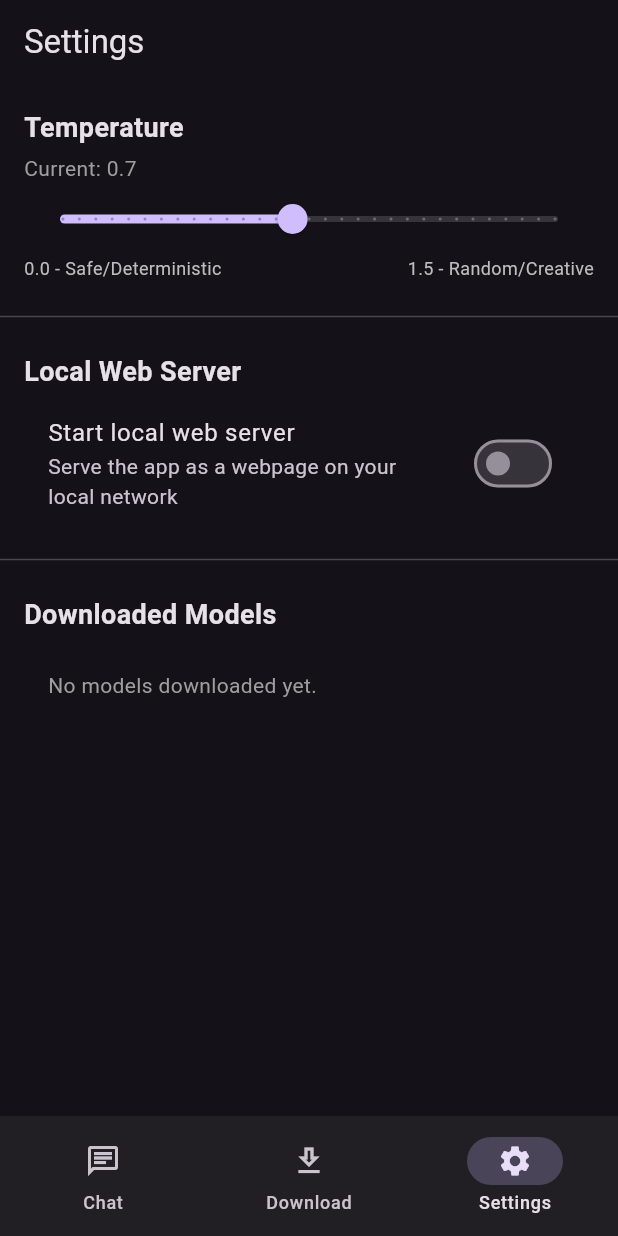
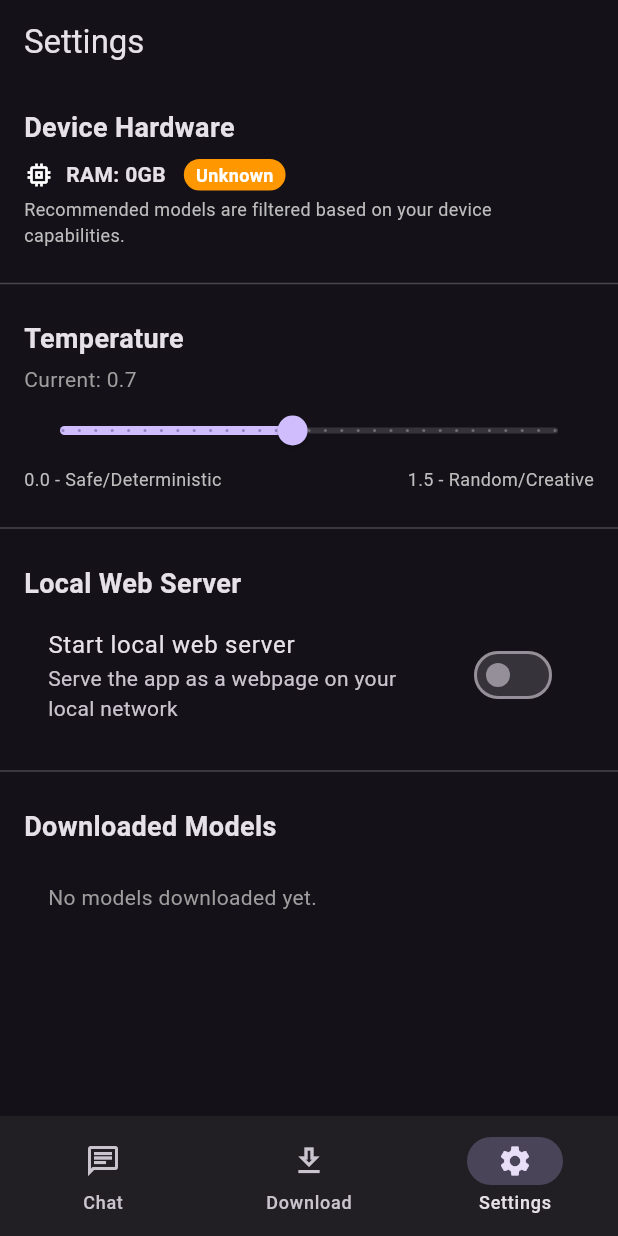
Before and after one commit to CodeVynix/LocalAILauncher, a Flutter app: the screen it shows after launch, item 3 of the bottom bar chosen, on a phone screen of 412 x 824 dp. Run offline on Flutter 3.47's test engine with Material 3 defaults, Android fonts, the phone set to English and light mode, and no system bars; our stand-ins replace device_info_plus, file_picker, flutter_local_notifications, flutter_riverpod, shelf; missing offline and left inert: background_downloader, fllama, network_info_plus, shelf_router.

Commit message:
Add real LAN web server URL, background downloads with pause/resume, hardware-tiered recommendations, download-complete notifications

```diff
--- a/app/lib/main.dart
+++ b/app/lib/main.dart
@@ -1,8 +1,10 @@
 import 'package:flutter/material.dart';
 import 'package:flutter_riverpod/flutter_riverpod.dart';
 import 'app.dart';
+import 'services/notification_service.dart';
 
-void main() {
+void main() async {
   WidgetsFlutterBinding.ensureInitialized();
+  await NotificationService.initialize();
   runApp(const ProviderScope(child: LocalAILauncherApp()));
 }
--- a/app/lib/screens/settings_screen.dart
+++ b/app/lib/screens/settings_screen.dart
@@ -1,8 +1,10 @@
 import 'package:flutter/material.dart';
 import 'package:flutter_riverpod/flutter_riverpod.dart';
+import 'package:network_info_plus/network_info_plus.dart';
 import '../providers/settings_provider.dart';
 import '../providers/model_provider.dart';
 import '../services/shelf_server.dart';
+import '../services/device_service.dart';
 
 class SettingsScreen extends ConsumerStatefulWidget {
   const SettingsScreen({super.key});
@@ -13,6 +15,8 @@ class SettingsScreen extends ConsumerStatefulWidget {
 
 class _SettingsScreenState extends ConsumerState<SettingsScreen> {
   ShelfServerService? _serverService;
+  String _hardwareTier = 'Unknown';
+  int _roundedRamGb = 0;
 
   @override
   void initState() {
@@ -22,12 +26,34 @@ class _SettingsScreenState extends ConsumerState<SettingsScreen> {
       getChatHistory: () => [],
       onSendMessage: (msg) async {},
     );
+    _loadHardwareInfo();
+  }
+
+  Future<void> _loadHardwareInfo() async {
+    final info = await DeviceService.getDeviceInfo();
+    setState(() {
+      _hardwareTier = info.hardwareTier;
+      _roundedRamGb = info.roundedRamGb;
+    });
   }
 
   void _toggleWebServer(bool enabled) async {
     if (enabled) {
       try {
-        await _serverService!.start(8080);
+        final wifiIp = await NetworkInfo().getWifiIP();
+        if (wifiIp == null || wifiIp.isEmpty) {
+          if (mounted) {
+            ScaffoldMessenger.of(context).showSnackBar(
+              const SnackBar(
+                content: Text(
+                  'WiFi not connected. The server will be accessible at 0.0.0.0:8080 only on this device.',
+                ),
+                backgroundColor: Colors.orange,
+              ),
+            );
+          }
+        }
+        await _serverService!.start(8080, wifiIp: wifiIp);
         ref.read(settingsProvider.notifier).setWebServerEnabled(true);
         ref.read(settingsProvider.notifier).setWebServerUrl(
               _serverService!.url ?? '',
@@ -83,11 +109,72 @@ class _SettingsScreenState extends ConsumerState<SettingsScreen> {
       appBar: AppBar(title: const Text('Settings')),
       body: ListView(
         children: [
+          _buildHardwareSection(),
+          const Divider(),
           _buildTemperatureSection(settings),
           const Divider(),
           _buildWebServerSection(settings),
           const Divider(),
           _buildModelManagementSection(models, selectedModel),
+        ],
+      ),
+    );
+  }
+
+  Widget _buildHardwareSection() {
+    final Color tierColor;
+    switch (_hardwareTier) {
+      case 'Excellent':
+        tierColor = Colors.green;
+        break;
+      case 'Good':
+        tierColor = Colors.blue;
+        break;
+      default:
+        tierColor = Colors.orange;
+    }
+
+    return Padding(
+      padding: const EdgeInsets.all(16.0),
+      child: Column(
+        crossAxisAlignment: CrossAxisAlignment.start,
+        children: [
+          const Text(
+            'Device Hardware',
+            style: TextStyle(fontSize: 18, fontWeight: FontWeight.bold),
+          ),
+          const SizedBox(height: 8),
+          Row(
+            children: [
+              const Icon(Icons.memory, size: 20),
+              const SizedBox(width: 8),
+              Text(
+                'RAM: ${_roundedRamGb}GB',
+                style: const TextStyle(fontWeight: FontWeight.bold),
+              ),
+              const SizedBox(width: 12),
+              Container(
+                padding: const EdgeInsets.symmetric(horizontal: 8, vertical: 2),
+                decoration: BoxDecoration(
+                  color: tierColor,
+                  borderRadius: BorderRadius.circular(12),
+                ),
+                child: Text(
+                  _hardwareTier,
+                  style: const TextStyle(
+                    fontSize: 12,
+                    color: Colors.white,
+                    fontWeight: FontWeight.bold,
+                  ),
+                ),
+              ),
+            ],
+          ),
+          const SizedBox(height: 4),
+          Text(
+            'Recommended models are filtered based on your device capabilities.',
+            style: TextStyle(fontSize: 12, color: Colors.grey[400]),
+          ),
         ],
       ),
     );
--- a/app/pubspec.yaml
+++ b/app/pubspec.yaml
@@ -22,6 +22,9 @@ dependencies:
   path_provider: ^2.1.5
   path: ^1.9.1
   http: ^1.2.2
+  network_info_plus: ^8.2.1
+  background_downloader: ^9.5.8
+  flutter_local_notifications: ^22.3.0
 
 dev_dependencies:
   flutter_test:
```
Also changed, not shown: app/lib/models/device_info.dart (+20 -3 lines), app/lib/screens/download_screen.dart (+49 -6 lines), app/lib/services/download_service.dart (+109 -75 lines), app/lib/services/notification_service.dart (added, +71 -0 lines), app/lib/services/shelf_server.dart (+9 -2 lines), app/lib/widgets/download_progress.dart (+41 -11 lines), app/lib/widgets/model_card.dart (+10 -1 lines), app/pubspec.lock, 2 other files.
